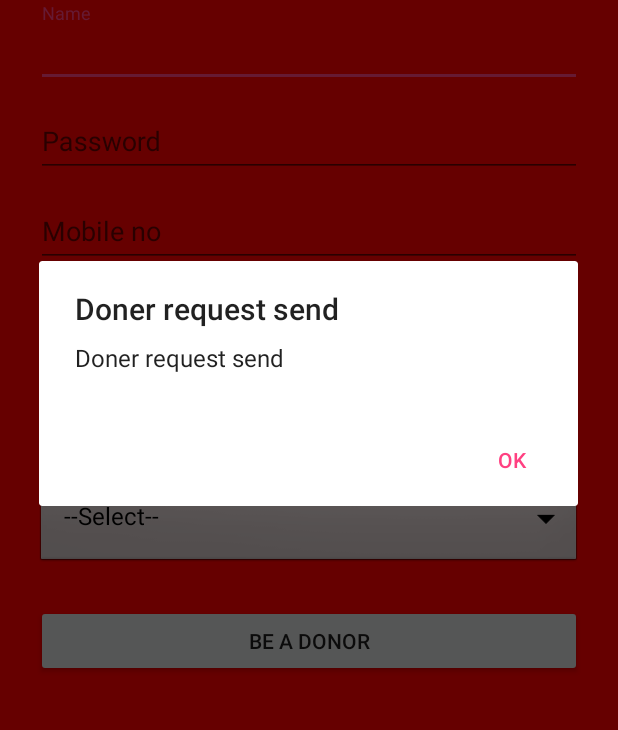
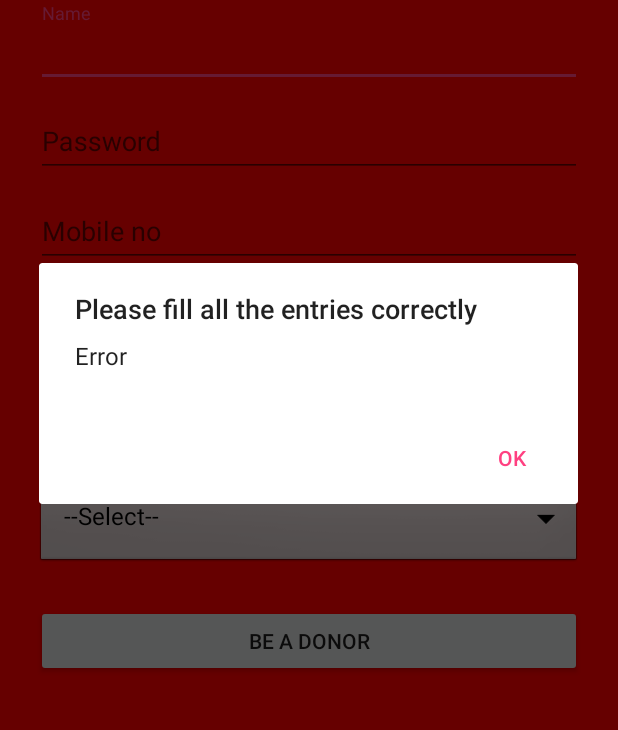
Before and after one commit to alenave/RaktaDaanam, an Android app: the DonorActivity screen opened directly, with no data from a screen before it, after a tap on "BE A DONOR", on a phone screen of 412 x 824 dp, the part 234-964 px from its top. Run offline under Robolectric (Android 15) with nearby library versions, the phone set to English and light mode, and no system bars.

Commit message:
DonorActivity validations

```diff
--- a/app/src/main/java/com/hack/blackhawk/raktadaanam/activities/DonorActivity.java
+++ b/app/src/main/java/com/hack/blackhawk/raktadaanam/activities/DonorActivity.java
@@ -21,6 +21,8 @@ public class DonorActivity extends AppCompatActivity {
     EditText e1, e2, e3, e4;
     RadioGroup r1;
     Spinner s1;
+    String name, pass, dob, gender, bg;
+    long mobile;
     @Override
     protected void onCreate(Bundle savedInstanceState) {
         super.onCreate(savedInstanceState);
@@ -42,22 +44,38 @@ public class DonorActivity extends AppCompatActivity {
         b1.setOnClickListener(new View.OnClickListener() {
             @Override
             public void onClick(View view) {
-                    String name = e1.getText().toString();
-                    String pass = e2.getText().toString();
-                    int mobile = Integer.parseInt(e3.getText().toString());
-                    String dob = e4.getText().toString();
+                boolean sendRequest = false;
+                //check any empty entry
+                if ("".equalsIgnoreCase(e1.getText().toString())|| "".equalsIgnoreCase(e2.getText().toString())
+                        || "".equalsIgnoreCase(e3.getText().toString()) || "".equalsIgnoreCase(e4.getText().toString()) || !checkMobile(e3.getText().toString())) {
+                    sendRequest = false;
+                } else {
+                    name = e1.getText().toString();
+                    pass = e2.getText().toString();
+                    dob = e4.getText().toString();
                     int selectedGenderId = r1.getCheckedRadioButtonId();
                     RadioButton genderButton = (RadioButton)findViewById(selectedGenderId);
-                    String gender = genderButton.getText().toString();
-                    String bg = s1.getSelectedItem().toString();
-
-                Log.d("name", name);
+                    gender = genderButton.getText().toString();
+                    bg = s1.getSelectedItem().toString();
+                    mobile = Long.parseLong(e3.getText().toString());
+                    sendRequest = true;
+                }
+                //check present blood group
+                if (sendRequest && bg.equalsIgnoreCase("--Select--")) {
+                    sendRequest = false;
+                }
+                //check if date is correct
+                if (sendRequest && !checkDob(dob)) {
+                    sendRequest = false;
+                }
+                /*Log.d("name", name);
                 Log.d("pass", pass);
                 Log.d("mobile", ""+mobile);
                 Log.d("dob", dob);
                 Log.d("gender", gender);
-                Log.d("bg", bg);
+                Log.d("bg", bg);*/
 
+                if (sendRequest) {
                     //success!
                     AlertDialog.Builder builder = new AlertDialog.Builder(DonorActivity.this);
                     builder.setMessage("Doner request send")
@@ -65,7 +83,24 @@ public class DonorActivity extends AppCompatActivity {
                             .setPositiveButton("Ok", null);
                     AlertDialog dialog = builder.create();
                     dialog.show();
+                } else {
+                    //fail!
+                    AlertDialog.Builder builder = new AlertDialog.Builder(DonorActivity.this);
+                    builder.setMessage("Error")
+                            .setTitle("Please fill all the entries correctly")
+                            .setPositiveButton("Ok", null);
+                    AlertDialog dialog = builder.create();
+                    dialog.show();
+                }
+
             }
         });
     }
+
+    private boolean checkDob(String date) {
+        return date.matches("([0-9]{2})/([0-9]{2})/([0-9]{4})") ? true : false;
     }
+    private boolean checkMobile(String mobile) {
+        return mobile.matches("^(?:(?:\\+?1\\s*(?:[.-]\\s*)?)?(?:\\(\\s*([2-9]1[02-9]|[2-9][02-8]1|[2-9][02-8][02-9])\\s*\\)|([2-9]1[02-9]|[2-9][02-8]1|[2-9][02-8][02-9]))\\s*(?:[.-]\\s*)?)?([2-9]1[02-9]|[2-9][02-9]1|[2-9][02-9]{2})\\s*(?:[.-]\\s*)?([0-9]{4})(?:\\s*(?:#|x\\.?|ext\\.?|extension)\\s*(\\d+))?$") ? true : false;
+    }
+}
```
Lines whose indentation alone changed are shown as unchanged.
